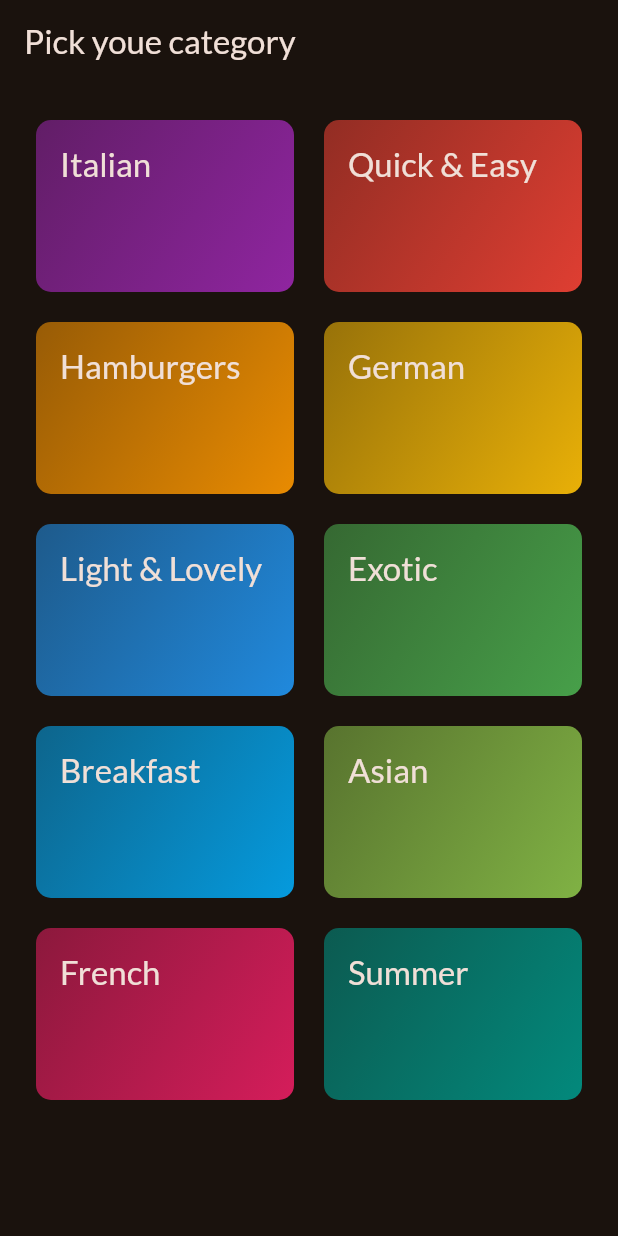
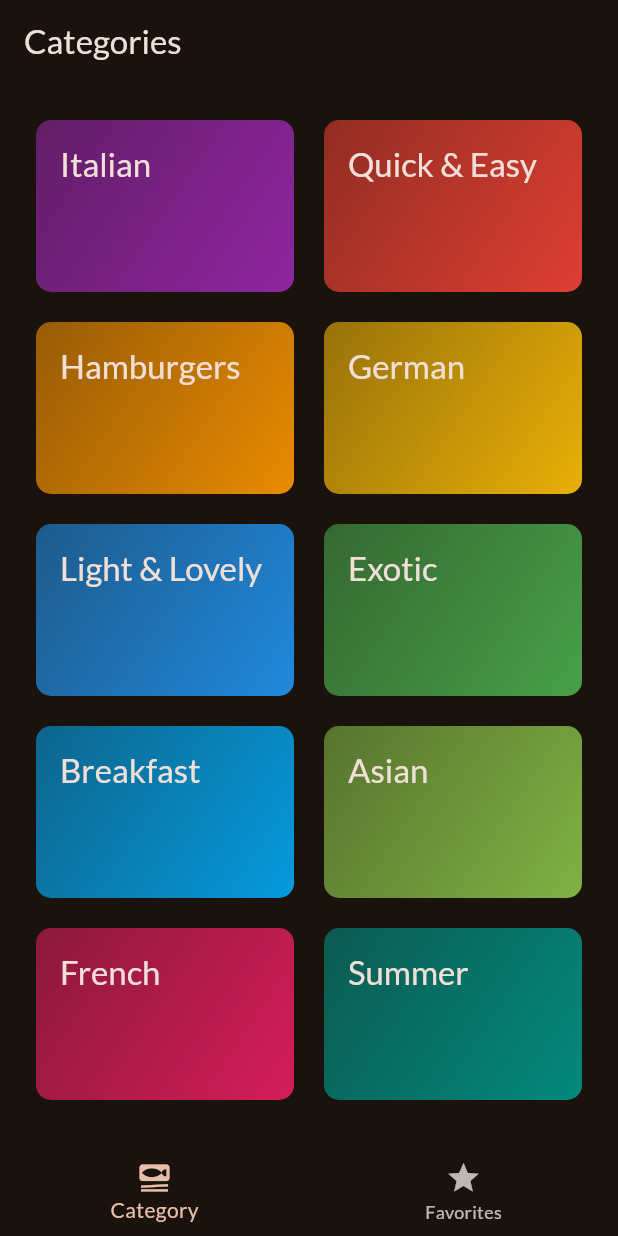
Before and after one commit to khwoat/flutter_course-meals_app, a Flutter app: the screen it shows after launch, on a phone screen of 412 x 824 dp. Run offline on Flutter 3.47's test engine with Material 2 defaults, Android fonts, the phone set to English and light mode, and no system bars; our stand-ins replace google_fonts, transparent_image.

Commit message:
Add navigation screen

```diff
--- a/lib/main.dart
+++ b/lib/main.dart
@@ -1,4 +1,4 @@
-import 'package:basic_todo_app/screens/categories_screen.dart';
+import 'package:basic_todo_app/screens/navigation_screen.dart';
 import 'package:flutter/material.dart';
 
 import 'package:google_fonts/google_fonts.dart';
@@ -23,7 +23,7 @@ class App extends StatelessWidget {
   Widget build(BuildContext context) {
     return MaterialApp(
       theme: theme,
-      home: const CategoriesScreen(),
+      home: const NavigationScreen(),
     );
   }
 }
--- a/lib/screens/categories_screen.dart
+++ b/lib/screens/categories_screen.dart
@@ -28,12 +28,8 @@ class CategoriesScreen extends StatelessWidget {
 
   @override
   Widget build(BuildContext context) {
-    return Scaffold(
-      appBar: AppBar(
-        title: const Text('Pick youe category'),
-      ),
     // GridView for showing Categories
-      body: GridView.builder(
+    return GridView.builder(
       padding: const EdgeInsets.all(24),
       gridDelegate: const SliverGridDelegateWithFixedCrossAxisCount(
         crossAxisCount: 2,
@@ -48,7 +44,6 @@ class CategoriesScreen extends StatelessWidget {
           _selectCategory(context, availableCategories[index]);
         },
       ),
-      ),
     );
   }
 }
--- /dev/null
+++ b/lib/screens/navigation_screen.dart
@@ -0,0 +1,52 @@
+import 'package:basic_todo_app/screens/categories_screen.dart';
+import 'package:basic_todo_app/screens/meals_screen.dart';
+import 'package:flutter/material.dart';
+
+/// Navigation screen that has a bottom navigation bar for go to the selected page.
+class NavigationScreen extends StatefulWidget {
+  const NavigationScreen({super.key});
+
+  @override
+  State<NavigationScreen> createState() => _NavigationScreenState();
+}
+
+class _NavigationScreenState extends State<NavigationScreen> {
+  // All pages
+  Map<String, Widget> pages = {
+    'Categories': const CategoriesScreen(),
+    'Your Favorites': const MealsScreen(meals: []),
+  };
+
+  int activePageIndex = 0;
+
+  /// Go to the page that is selected
+  void _selectPage(int index) {
+    setState(() {
+      activePageIndex = index;
+    });
+  }
+
+  @override
+  Widget build(BuildContext context) {
+    return Scaffold(
+      appBar: AppBar(
+        title: Text(pages.keys.elementAt(activePageIndex)),
+      ),
+      body: pages.values.elementAt(activePageIndex),
+      bottomNavigationBar: BottomNavigationBar(
+        onTap: _selectPage,
+        currentIndex: activePageIndex,
+        items: const [
+          BottomNavigationBarItem(
+            icon: Icon(Icons.set_meal),
+            label: 'Category',
+          ),
+          BottomNavigationBarItem(
+            icon: Icon(Icons.star),
+            label: 'Favorites',
+          ),
+        ],
+      ),
+    );
+  }
+}
```
Also changed, not shown: lib/screens/meals_screen.dart (+11 -7 lines). Lines whose indentation alone changed are shown as unchanged.
